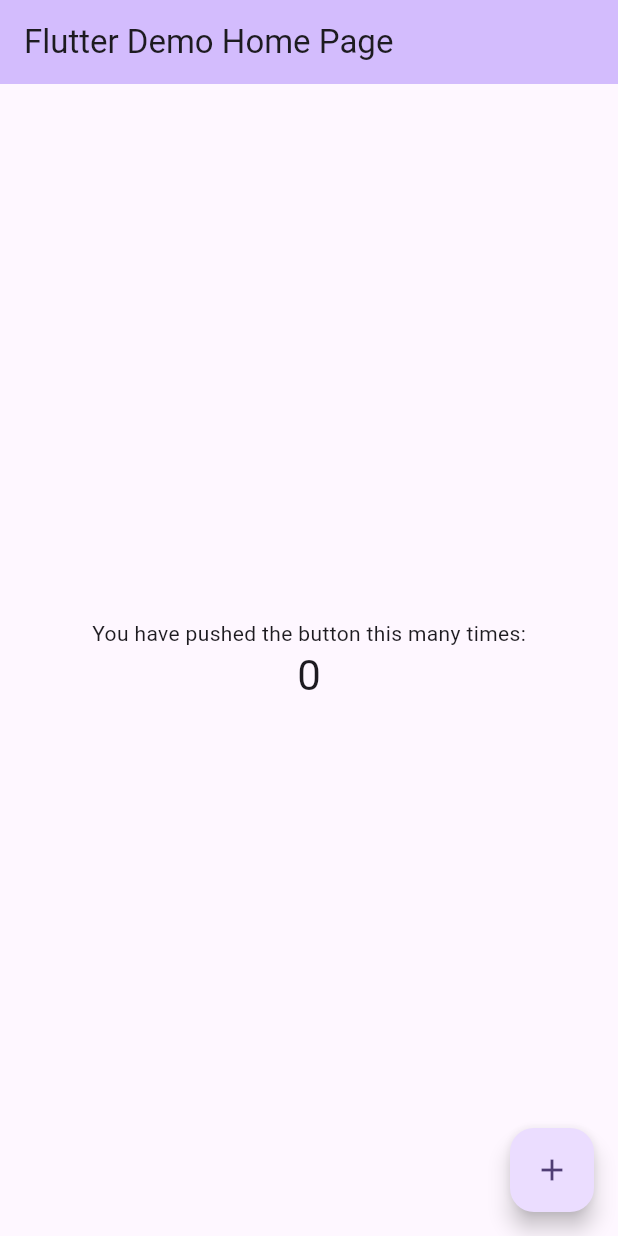
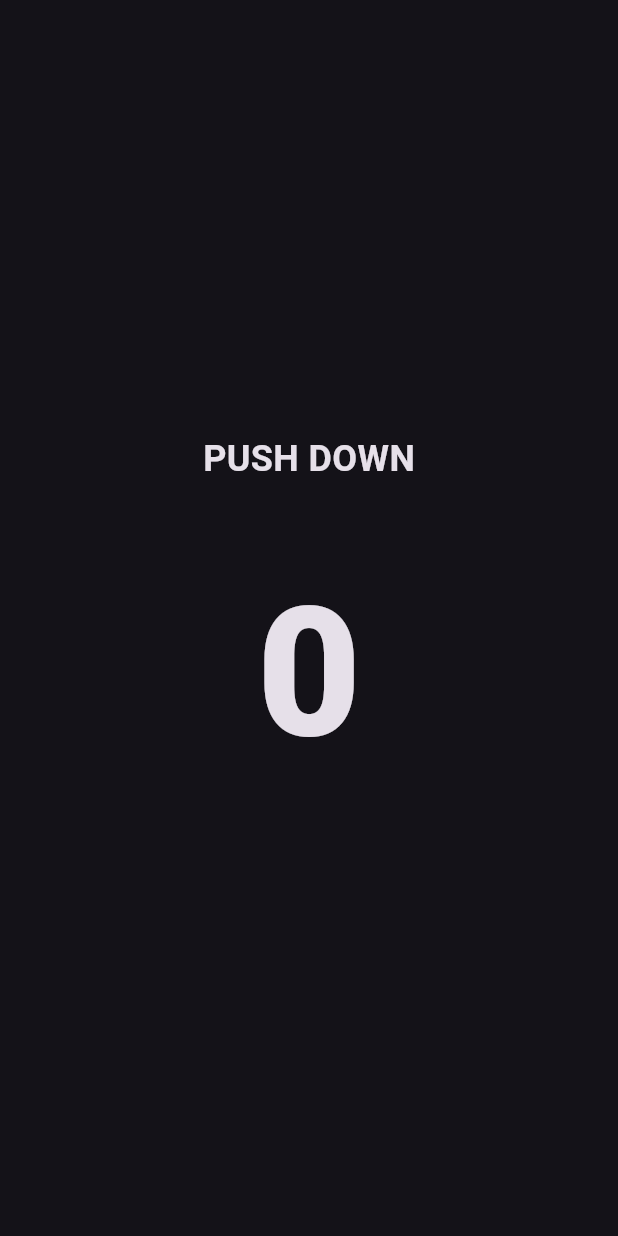
Before and after one commit to simonro0/apex_push, a Flutter app: the screen it shows after launch, on a phone screen of 412 x 824 dp. Run offline on Flutter 3.47's test engine with Material 3 defaults, Android fonts, the phone set to English and light mode, and no system bars.

Commit message:
First version doing something

```diff
--- a/lib/main.dart
+++ b/lib/main.dart
@@ -1,121 +1,88 @@
+import 'dart:async';
+
 import 'package:flutter/material.dart';
 
-void main() {
-  runApp(const MyApp());
-}
+void main() => runApp(ApexPushApp());
 
-class MyApp extends StatelessWidget {
-  const MyApp({super.key});
+class ApexPushApp extends StatelessWidget {
+  const ApexPushApp({super.key});
 
-  // This widget is the root of your application.
   @override
   Widget build(BuildContext context) {
     return MaterialApp(
-      title: 'Flutter Demo',
-      theme: ThemeData(
-        // This is the theme of your application.
-        //
-        // TRY THIS: Try running your application with "flutter run". You'll see
-        // the application has a purple toolbar. Then, without quitting the app,
-        // try changing the seedColor in the colorScheme below to Colors.green
-        // and then invoke "hot reload" (save your changes or press the "hot
-        // reload" button in a Flutter-supported IDE, or press "r" if you used
-        // the command line to start the app).
-        //
-        // Notice that the counter didn't reset back to zero; the application
-        // state is not lost during the reload. To reset the state, use hot
-        // restart instead.
-        //
-        // This works for code too, not just values: Most code changes can be
-        // tested with just a hot reload.
-        colorScheme: .fromSeed(seedColor: Colors.deepPurple),
-      ),
-      home: const MyHomePage(title: 'Flutter Demo Home Page'),
+      theme: ThemeData.dark(), // Easy to swap for other themes
+      home: PushUpCounterPage(),
     );
   }
 }
 
-class MyHomePage extends StatefulWidget {
-  const MyHomePage({super.key, required this.title});
-
-  // This widget is the home page of your application. It is stateful, meaning
-  // that it has a State object (defined below) that contains fields that affect
-  // how it looks.
-
-  // This class is the configuration for the state. It holds the values (in this
-  // case the title) provided by the parent (in this case the App widget) and
-  // used by the build method of the State. Fields in a Widget subclass are
-  // always marked "final".
-
-  final String title;
+class PushUpCounterPage extends StatefulWidget {
+  const PushUpCounterPage({super.key});
 
   @override
-  State<MyHomePage> createState() => _MyHomePageState();
+  _PushUpCounterPageState createState() => _PushUpCounterPageState();
 }
 
-class _MyHomePageState extends State<MyHomePage> {
+class _PushUpCounterPageState extends State<PushUpCounterPage> {
   int _counter = 0;
+  DateTime? _lastTapTime;
+  final List<double> _intervals = [];
+  bool _isCheating = false;
 
-  void _incrementCounter() {
+  void _handleTap() {
+    final now = DateTime.now();
+
+    if (_lastTapTime != null) {
+      final difference = now.difference(_lastTapTime!).inMilliseconds;
+
+      // ANTI-CHEAT: If tap is faster than 400ms, it's likely a finger-tap/cheat
+      if (difference < 400) {
+        setState(() => _isCheating = true);
+        // Reset cheat warning after 1 second
+        Timer(Duration(seconds: 1), () => setState(() => _isCheating = false));
+        return;
+      }
+      _intervals.add(difference.toDouble());
+    }
+
     setState(() {
-      // This call to setState tells the Flutter framework that something has
-      // changed in this State, which causes it to rerun the build method below
-      // so that the display can reflect the updated values. If we changed
-      // _counter without calling setState(), then the build method would not be
-      // called again, and so nothing would appear to happen.
       _counter++;
+      _lastTapTime = now;
     });
   }
 
   @override
   Widget build(BuildContext context) {
-    // This method is rerun every time setState is called, for instance as done
-    // by the _incrementCounter method above.
-    //
-    // The Flutter framework has been optimized to make rerunning build methods
-    // fast, so that you can just rebuild anything that needs updating rather
-    // than having to individually change instances of widgets.
     return Scaffold(
-      appBar: AppBar(
-        // TRY THIS: Try changing the color here to a specific color (to
-        // Colors.amber, perhaps?) and trigger a hot reload to see the AppBar
-        // change color while the other colors stay the same.
-        backgroundColor: Theme.of(context).colorScheme.inversePrimary,
-        // Here we take the value from the MyHomePage object that was created by
-        // the App.build method, and use it to set our appbar title.
-        title: Text(widget.title),
+      body: GestureDetector(
+        onTap: _handleTap,
+        behavior: HitTestBehavior.opaque,
+        child: Container(
+          width: double.infinity,
+          // Updated to use withValues as withOpacity is deprecated
+          color: _isCheating
+              ? Colors.red.withValues(alpha: 0.5)
+              : Colors.transparent,
+          child: Column(
+            mainAxisAlignment: MainAxisAlignment.center,
+            children: [
+              Text(
+                _isCheating ? "TOO FAST! FORM CHECK" : "PUSH DOWN",
+                style: TextStyle(fontSize: 24, fontWeight: FontWeight.bold),
               ),
-      body: Center(
-        // Center is a layout widget. It takes a single child and positions it
-        // in the middle of the parent.
-        child: Column(
-          // Column is also a layout widget. It takes a list of children and
-          // arranges them vertically. By default, it sizes itself to fit its
-          // children horizontally, and tries to be as tall as its parent.
-          //
-          // Column has various properties to control how it sizes itself and
-          // how it positions its children. Here we use mainAxisAlignment to
-          // center the children vertically; the main axis here is the vertical
-          // axis because Columns are vertical (the cross axis would be
-          // horizontal).
-          //
-          // TRY THIS: Invoke "debug painting" (choose the "Toggle Debug Paint"
-          // action in the IDE, or press "p" in the console), to see the
-          // wireframe for each widget.
-          mainAxisAlignment: .center,
-          children: [
-            const Text('You have pushed the button this many times:'),
+              SizedBox(height: 40),
               Text(
                 '$_counter',
-              style: Theme.of(context).textTheme.headlineMedium,
+                // FontWeight.black might not be available in all versions, w900 is equivalent
+                style: TextStyle(fontSize: 120, fontWeight: FontWeight.w900),
+              ),
+              if (_lastTapTime != null)
+                Text(
+                  "Last rep: ${(_intervals.isNotEmpty ? (60000 / _intervals.last).toStringAsFixed(1) : '0')} RPM",
                 ),
             ],
           ),
         ),
-      floatingActionButton: FloatingActionButton(
-        onPressed: _incrementCounter,
-        tooltip: 'Increment',
-        child: const Icon(Icons.add),
       ),
     );
   }
```
Also changed, not shown: 1 other file. Lines whose indentation alone changed are shown as unchanged.
